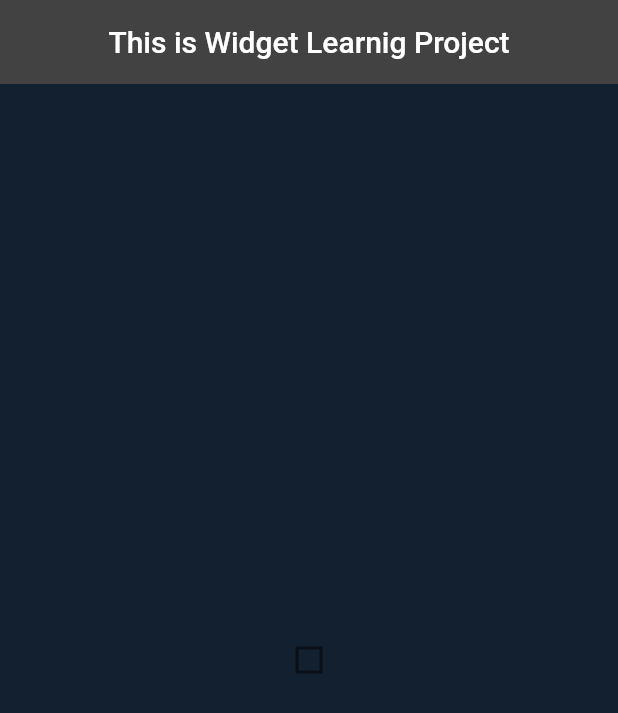
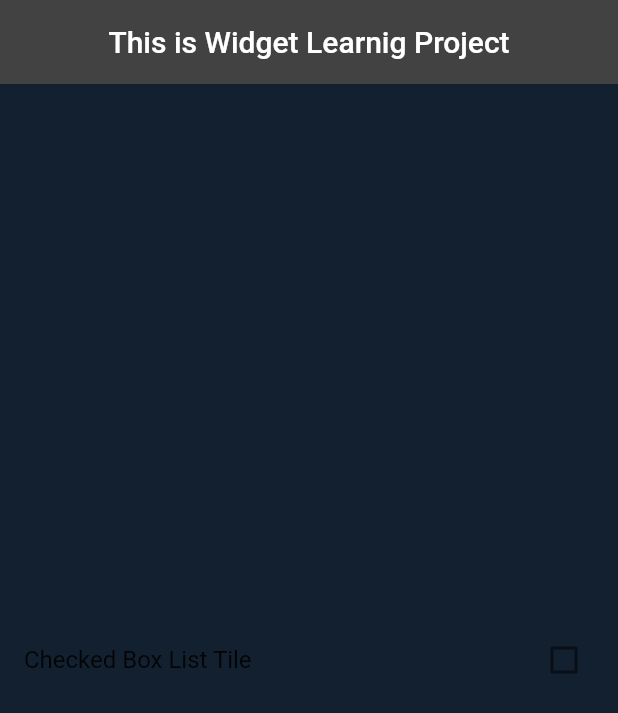
Before and after one commit to Ghauoor/Flutter-Widgets, a Flutter app: the screen it shows after launch, on a phone screen of 412 x 824 dp. Shown: the top 713 px of the screen. Run offline on Flutter 3.47's test engine with Material 2 defaults, Android fonts, the phone set to English and light mode, and no system bars.

Commit message:
CheckboxListTileWidget

```diff
--- a/lib/main.dart
+++ b/lib/main.dart
@@ -1,6 +1,6 @@
 import 'package:flutter/material.dart';
 
-import 'package:widgets/widgets/check_box_widget.dart';
+import 'package:widgets/widgets/checkbox_listtile_widget.dart';
 
 void main() {
   runApp(const MyApp());
@@ -21,7 +21,7 @@ class MyApp extends StatelessWidget {
           elevation: 0.0,
           title: const Text('This is Widget Learnig Project'),
         ),
-        body: const CheckBoxWidget(),
+        body: const CheckboxListTileWidget(),
       ),
     );
   }
--- /dev/null
+++ b/lib/widgets/checkbox_listtile_widget.dart
@@ -0,0 +1,29 @@
+import 'package:flutter/material.dart';
+
+class CheckboxListTileWidget extends StatefulWidget {
+  const CheckboxListTileWidget({Key? key}) : super(key: key);
+
+  @override
+  State<CheckboxListTileWidget> createState() => _CheckboxListTileWidgetState();
+}
+
+class _CheckboxListTileWidgetState extends State<CheckboxListTileWidget> {
+  bool? _isCheck = false;
+
+  @override
+  Widget build(BuildContext context) {
+    return Center(
+      child: CheckboxListTile(
+        title: const Text('Checked Box List Tile'),
+        value: _isCheck,
+        onChanged: (bool? newVal) {
+          setState(() {
+            _isCheck = newVal;
+          });
+        },
+        activeColor: Colors.amber,
+        checkColor: Colors.white,
+      ),
+    );
+  }
+}
```
